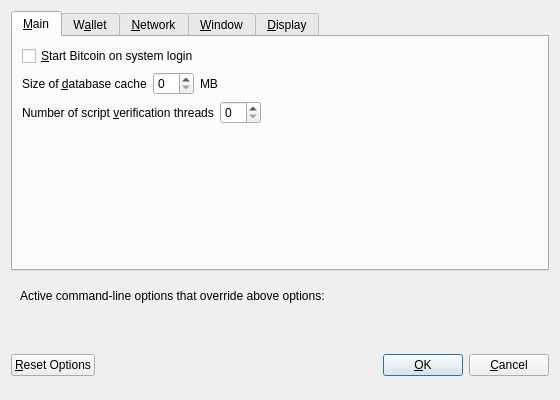
The window that src/qt/forms/optionsdialog.ui (domob1812/crowncoin) describes before a commit, drawn with Qt 5.
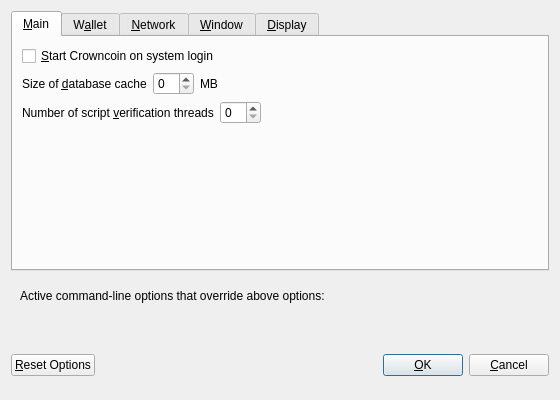
The same window after the commit. Custom widgets are drawn as their Qt base class.

What changed in the file:
```diff
--- a/src/qt/forms/optionsdialog.ui
+++ b/src/qt/forms/optionsdialog.ui
@@ -33,7 +33,7 @@
           <string>Automatically start Bitcoin after logging in to the system.</string>
          </property>
          <property name="text">
-          <string>&amp;Start Bitcoin on system login</string>
+          <string>&amp;Start Crowncoin on system login</string>
          </property>
         </widget>
        </item>
```
Left out of the diff: 8 changed lines with no effect on the pictures.
